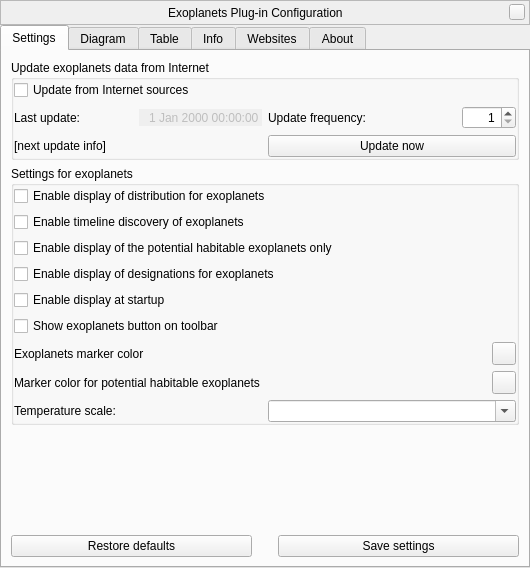
Above: plugins/Exoplanets/src/gui/exoplanetsDialog.ui from greck2908/stellarium before the change. Below: the same form after it.
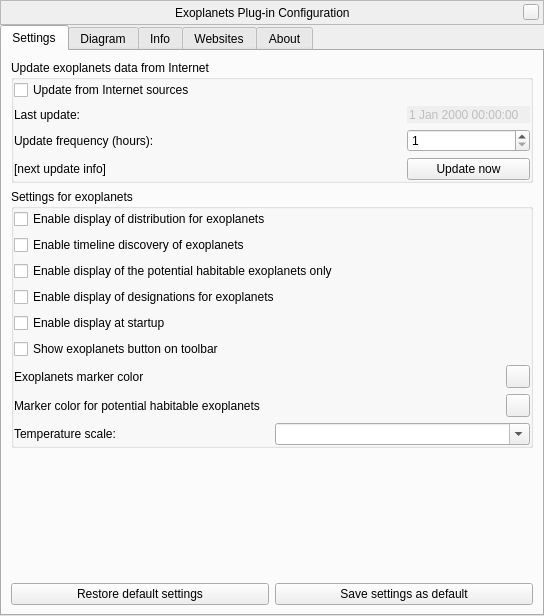
That is the form after the change. Custom widgets are drawn as their Qt base class.

Patch:
```diff
--- a/plugins/Exoplanets/src/gui/exoplanetsDialog.ui
+++ b/plugins/Exoplanets/src/gui/exoplanetsDialog.ui
@@ -6,8 +6,8 @@
    <rect>
     <x>0</x>
     <y>0</y>
-    <width>530</width>
-    <height>568</height>
+    <width>544</width>
+    <height>616</height>
    </rect>
   </property>
   <property name="windowTitle">
@@ -137,6 +137,9 @@
      <property name="currentIndex">
       <number>0</number>
      </property>
+     <property name="documentMode">
+      <bool>false</bool>
+     </property>
      <widget class="QWidget" name="settingsTab">
       <attribute name="title">
        <string>Settings</string>
@@ -174,30 +177,15 @@
            </widget>
           </item>
           <item>
-           <layout class="QGridLayout" name="gridLayout_4">
+           <layout class="QGridLayout" name="gridLayout">
             <item row="0" column="0">
-             <layout class="QHBoxLayout" name="horizontalLayout_6">
-              <item>
                <widget class="QLabel" name="lastUpdateLabel">
                 <property name="text">
                  <string>Last update:</string>
                 </property>
                </widget>
               </item>
-              <item>
-               <spacer name="horizontalSpacer_2">
-                <property name="orientation">
-                 <enum>Qt::Horizontal</enum>
-                </property>
-                <property name="sizeHint" stdset="0">
-                 <size>
-                  <width>40</width>
-                  <height>20</height>
-                 </size>
-                </property>
-               </spacer>
-              </item>
-              <item>
+            <item row="0" column="2">
                <widget class="QDateTimeEdit" name="lastUpdateDateTimeEdit">
                 <property name="enabled">
                  <bool>false</bool>
@@ -205,43 +193,20 @@
                 <property name="frame">
                  <bool>false</bool>
                 </property>
-                <property name="alignment">
-                 <set>Qt::AlignRight|Qt::AlignTrailing|Qt::AlignVCenter</set>
-                </property>
                 <property name="buttonSymbols">
                  <enum>QAbstractSpinBox::NoButtons</enum>
                 </property>
                </widget>
               </item>
-             </layout>
-            </item>
-            <item row="0" column="1">
-             <layout class="QHBoxLayout" name="horizontalLayout_10">
-              <item>
+            <item row="1" column="0">
                <widget class="QLabel" name="updateFrequencyLabel">
                 <property name="text">
-                 <string>Update frequency:</string>
+               <string>Update frequency (hours):</string>
                 </property>
                </widget>
               </item>
-              <item>
-               <spacer name="horizontalSpacer_3">
-                <property name="orientation">
-                 <enum>Qt::Horizontal</enum>
-                </property>
-                <property name="sizeHint" stdset="0">
-                 <size>
-                  <width>40</width>
-                  <height>20</height>
-                 </size>
-                </property>
-               </spacer>
-              </item>
-              <item>
+            <item row="1" column="2">
                <widget class="QSpinBox" name="updateFrequencySpinBox">
-                <property name="alignment">
-                 <set>Qt::AlignRight|Qt::AlignTrailing|Qt::AlignVCenter</set>
-                </property>
                 <property name="minimum">
                  <number>1</number>
                 </property>
@@ -253,16 +218,27 @@
                 </property>
                </widget>
               </item>
-             </layout>
-            </item>
-            <item row="1" column="0">
+            <item row="2" column="0">
              <widget class="QLabel" name="nextUpdateLabel">
               <property name="text">
                <string>[next update info]</string>
               </property>
              </widget>
             </item>
-            <item row="1" column="1">
+            <item row="2" column="1">
+             <spacer name="horizontalSpacer">
+              <property name="orientation">
+               <enum>Qt::Horizontal</enum>
+              </property>
+              <property name="sizeHint" stdset="0">
+               <size>
+                <width>17</width>
+                <height>20</height>
+               </size>
+              </property>
+             </spacer>
+            </item>
+            <item row="2" column="2">
              <widget class="QPushButton" name="updateButton">
               <property name="text">
                <string>Update now</string>
@@ -427,26 +403,10 @@
             </sizepolicy>
            </property>
            <property name="text">
-            <string>Restore defaults</string>
+            <string>Restore default settings</string>
            </property>
           </widget>
          </item>
-         <item>
-          <spacer name="horizontalSpacer">
-           <property name="orientation">
-            <enum>Qt::Horizontal</enum>
-           </property>
-           <property name="sizeType">
-            <enum>QSizePolicy::Fixed</enum>
-           </property>
-           <property name="sizeHint" stdset="0">
-            <size>
-             <width>20</width>
-             <height>20</height>
-            </size>
-           </property>
-          </spacer>
-         </item>
          <item>
           <widget class="QPushButton" name="saveSettingsButton">
            <property name="sizePolicy">
@@ -456,7 +416,7 @@
             </sizepolicy>
            </property>
            <property name="text">
-            <string>Save settings</string>
+            <string>Save settings as default</string>
            </property>
           </widget>
          </item>
@@ -661,35 +621,6 @@
        </item>
       </layout>
      </widget>
-     <widget class="QWidget" name="tableTab">
-      <attribute name="title">
-       <string>Table</string>
-      </attribute>
-      <layout class="QGridLayout" name="gridLayout">
-       <item row="0" column="0">
-        <widget class="QTreeWidget" name="exoplanetsTreeWidget">
-         <property name="rootIsDecorated">
-          <bool>false</bool>
-         </property>
-         <property name="uniformRowHeights">
-          <bool>true</bool>
-         </property>
-         <property name="itemsExpandable">
-          <bool>false</bool>
-         </property>
-         <property name="sortingEnabled">
-          <bool>true</bool>
-         </property>
-         <property name="expandsOnDoubleClick">
-          <bool>false</bool>
-         </property>
-         <property name="columnCount">
-          <number>0</number>
-         </property>
-        </widget>
-       </item>
-      </layout>
-     </widget>
      <widget class="QWidget" name="infoTab">
       <attribute name="title">
        <string comment="tab in plugin windows">Info</string>
```
Left out of the diff: 2 changed lines with no effect on the pictures. Lines whose indentation alone changed are shown as unchanged.
